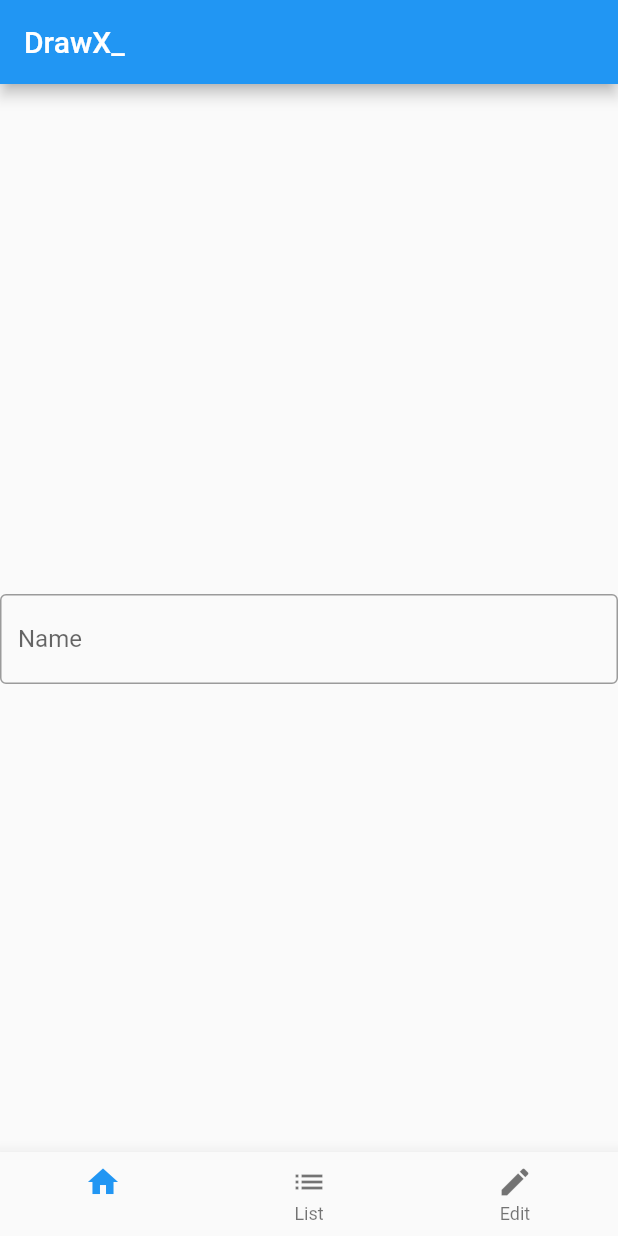
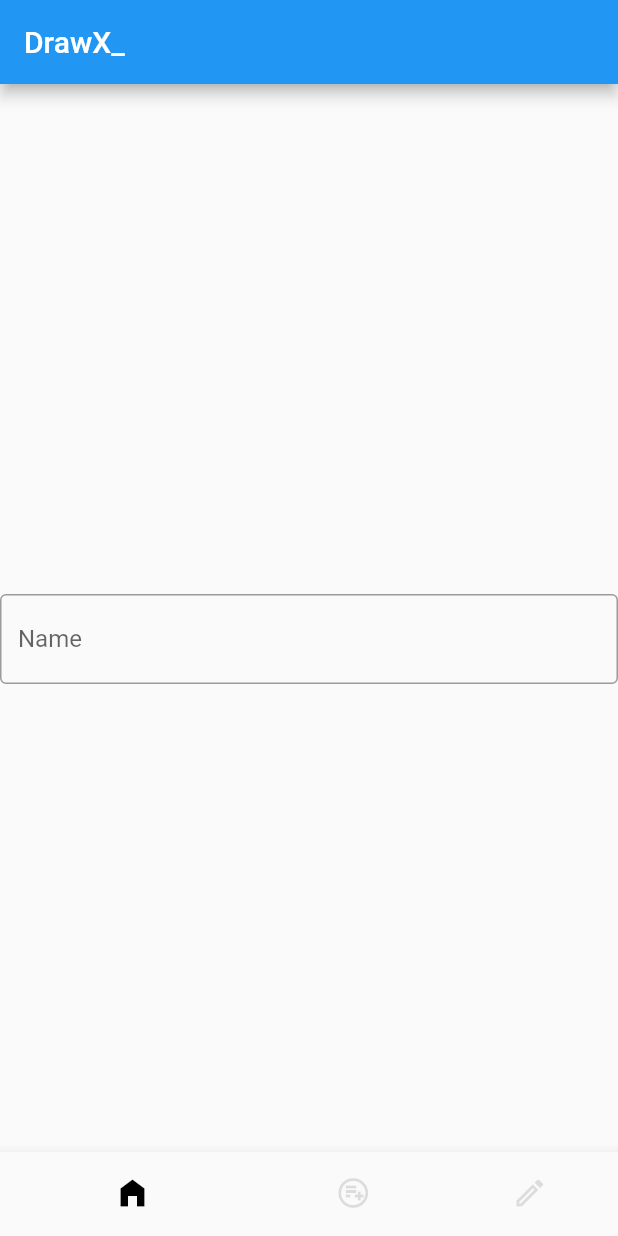
Before and after one commit to h11mech017/drawx, a Flutter app: the screen it shows after launch, on a phone screen of 412 x 824 dp. Run offline on Flutter 3.47's test engine with Material 2 defaults, Android fonts, the light colour scheme and no system bars; drawn by our look-alikes of fl_chart.

Commit message:
Added changing pages function

```diff
--- a/lib/pages/Component/btmNavigateBar.dart
+++ /dev/null
@@ -1,18 +0,0 @@
-import 'package:flutter/material.dart';
-
-class btmNavigateBar extends StatelessWidget {
-  const btmNavigateBar({Key? key}) : super(key: key);
-
-  @override
-  Widget build(BuildContext context) {
-    return BottomNavigationBar(
-      elevation: 10,
-      showSelectedLabels: false,
-      items: const [
-        BottomNavigationBarItem(icon: Icon(Icons.home), label: "Home"),
-        BottomNavigationBarItem(icon: Icon(Icons.list), label: "List"),
-        BottomNavigationBarItem(icon: Icon(Icons.edit), label: "Edit")
-      ],
-    );
-  }
-}
--- a/lib/pages/Component/edit.dart
+++ b/lib/pages/Component/edit.dart
@@ -0,0 +1,10 @@
+import 'package:flutter/material.dart';
+
+class EditPages extends StatelessWidget {
+  const EditPages({Key? key}) : super(key: key);
+
+  @override
+  Widget build(BuildContext context) {
+    return Container(child: const Text("EditPages"),);
+  }
+}
--- a/lib/pages/Component/list.dart
+++ b/lib/pages/Component/list.dart
@@ -1 +1,10 @@
 import 'package:flutter/material.dart';
+
+class ListPages extends StatelessWidget {
+  const ListPages({Key? key}) : super(key: key);
+
+  @override
+  Widget build(BuildContext context) {
+    return Container(child: const Text("list_Pages"),);
+  }
+}
--- a/lib/pages/Component/urls.dart
+++ b/lib/pages/Component/urls.dart
@@ -1,4 +1,3 @@
 export 'edit.dart';
 export 'list.dart';
 export 'Draw_Live_Chart.dart';
-export 'btmNavigateBar.dart';
--- a/lib/pages/Home_Pages.dart
+++ b/lib/pages/Home_Pages.dart
@@ -9,12 +9,18 @@ class HomePages extends StatefulWidget {
 }
 
 class _HomePagesState extends State<HomePages> {
+  int _tappedNum = 0;
   static final List<Widget> _widgetOption = <Widget>[
     const DrawLiveWidget(),
-
-
+    const ListPages(),
+    const EditPages()
   ];
 
+  void onItemTapped(int tapped) {
+    setState(() {
+      _tappedNum = tapped;
+    });
+  }
 
   @override
   Widget build(BuildContext context) {
@@ -22,15 +28,39 @@ class _HomePagesState extends State<HomePages> {
       title: "DrawX_",
       debugShowCheckedModeBanner: false,
       home: Scaffold(
-        appBar: AppBar(title: const Text("DrawX_"),),
+        appBar: AppBar(
+          title: const Text("DrawX_"),
+        ),
         body: Center(
           child: Column(
             children: [
-              _widgetOption[0],
+              _widgetOption[_tappedNum],
             ],
           ),
         ),
-        bottomNavigationBar: const btmNavigateBar(),
+        bottomNavigationBar: BottomNavigationBar(
+          currentIndex: _tappedNum,
+          onTap: onItemTapped,
+          showSelectedLabels: false,
+          showUnselectedLabels: false,
+          selectedItemColor: Colors.black,
+          unselectedItemColor: Colors.black12,
+          type: BottomNavigationBarType.shifting,
+          items: const [
+            BottomNavigationBarItem(
+                icon: Icon(Icons.home),
+                activeIcon: Icon(Icons.home_filled),
+                label: "Home"),
+            BottomNavigationBarItem(
+                icon: Icon(Icons.playlist_add_circle_outlined),
+                activeIcon: Icon(Icons.playlist_add_circle),
+                label: "List"),
+            BottomNavigationBarItem(
+                icon: Icon(Icons.mode_edit_outline_outlined),
+                activeIcon: Icon(Icons.mode_edit_outline),
+                label: "Edit")
+          ],
+        ),
       ),
     );
   }
```
Also changed, not shown: lib/pages/Component/Draw_Live_Chart.dart (+13 -13 lines).
